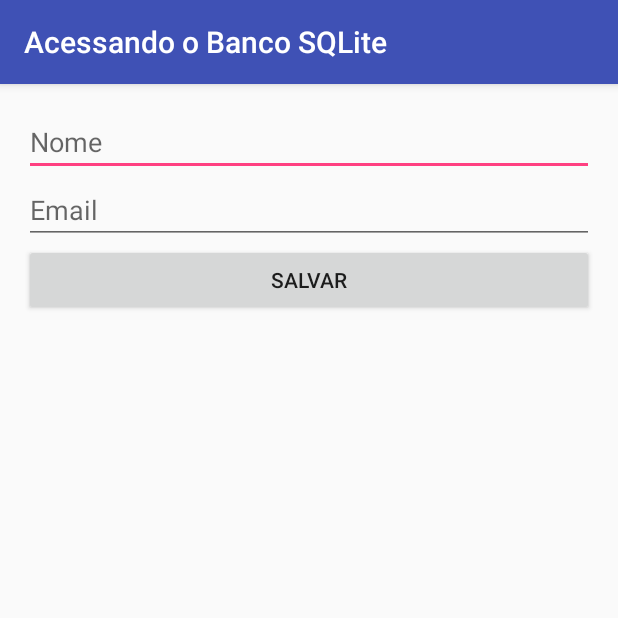
After one commit to fabioedusantos/Android-AcessandooBancoSQLite, an Android app: the CadastrarActivity screen opened directly, with no data from a screen before it, on a phone screen of 412 x 824 dp, the top half of it. The commit adds this screen. Run offline under Robolectric (Android 15) with nearby library versions, the phone set to English and light mode, and no system bars.

Commit message:
Em Desenvolvimento
Em Desenvolvimento

```diff
--- a/app/src/main/AndroidManifest.xml
+++ b/app/src/main/AndroidManifest.xml
@@ -15,6 +15,7 @@
                 <category android:name="android.intent.category.LAUNCHER" />
             </intent-filter>
         </activity>
+        <activity android:name=".CadastrarActivity"></activity>
     </application>
 
 </manifest>
--- /dev/null
+++ b/app/src/main/java/br/fabio/professor/acessandoobancosqlite/CadastrarActivity.java
@@ -0,0 +1,18 @@
+package br.fabio.professor.acessandoobancosqlite;
+
+import android.support.v7.app.AppCompatActivity;
+import android.os.Bundle;
+import android.view.View;
+
+public class CadastrarActivity extends AppCompatActivity {
+
+    @Override
+    protected void onCreate(Bundle savedInstanceState) {
+        super.onCreate(savedInstanceState);
+        setContentView(R.layout.activity_cadastrar);
+    }
+
+    public void salvar(View v){
+        //Ação de quando formos alterar/salvar
+    }
+}
--- a/app/src/main/java/br/fabio/professor/dao/ObjetoBanco.java
+++ b/app/src/main/java/br/fabio/professor/dao/ObjetoBanco.java
@@ -1,8 +1,8 @@
 package br.fabio.professor.dao;
 
+import android.database.Cursor;
+
 import java.util.ArrayList;
-
-import android.database.Cursor;
 
 public class ObjetoBanco {
     private ArrayList<String> colunasName = new ArrayList<String>(); //Nome das colunas da tabela
--- a/app/src/main/java/br/fabio/professor/br/fabio/professor/modelo/Pessoa.java
+++ b/app/src/main/java/br/fabio/professor/modelo/Pessoa.java
@@ -1,4 +1,4 @@
-package br.fabio.professor.br.fabio.professor.modelo;
+package br.fabio.professor.modelo;
 
 public class Pessoa {
     private long id;
--- /dev/null
+++ b/app/src/main/res/layout/activity_cadastrar.xml
@@ -0,0 +1,46 @@
+<?xml version="1.0" encoding="utf-8"?>
+<RelativeLayout xmlns:android="http://schemas.android.com/apk/res/android"
+    xmlns:tools="http://schemas.android.com/tools"
+    android:id="@+id/activity_cadastrar"
+    android:layout_width="match_parent"
+    android:layout_height="match_parent"
+    android:paddingBottom="@dimen/activity_vertical_margin"
+    android:paddingLeft="@dimen/activity_horizontal_margin"
+    android:paddingRight="@dimen/activity_horizontal_margin"
+    android:paddingTop="@dimen/activity_vertical_margin"
+    tools:context="br.fabio.professor.acessandoobancosqlite.CadastrarActivity">
+
+    <ScrollView
+        android:layout_width="match_parent"
+        android:layout_height="match_parent">
+
+        <LinearLayout
+            android:orientation="vertical"
+            android:layout_width="match_parent"
+            android:layout_height="wrap_content">
+
+            <EditText
+                android:layout_width="match_parent"
+                android:layout_height="wrap_content"
+                android:inputType="textPersonName"
+                android:ems="10"
+                android:id="@+id/txt_nome"
+                android:hint="Nome"/>
+
+            <EditText
+                android:layout_width="match_parent"
+                android:layout_height="wrap_content"
+                android:inputType="textEmailAddress"
+                android:ems="10"
+                android:id="@+id/txt_email"
+                android:hint="Email"/>
+
+            <Button
+                android:text="Salvar"
+                android:layout_width="match_parent"
+                android:layout_height="wrap_content"
+                android:id="@+id/btn_salvar"
+                android:onClick="salvar"/>
+        </LinearLayout>
+    </ScrollView>
+</RelativeLayout>
```
Also changed, not shown: app/src/main/java/br/fabio/professor/acessandoobancosqlite/MainActivity.java (+47 -0 lines), app/src/main/java/br/fabio/professor/dao/DaoPessoa.java (+1 -6 lines), app/src/main/res/layout/activity_main.xml (+15 -4 lines).
